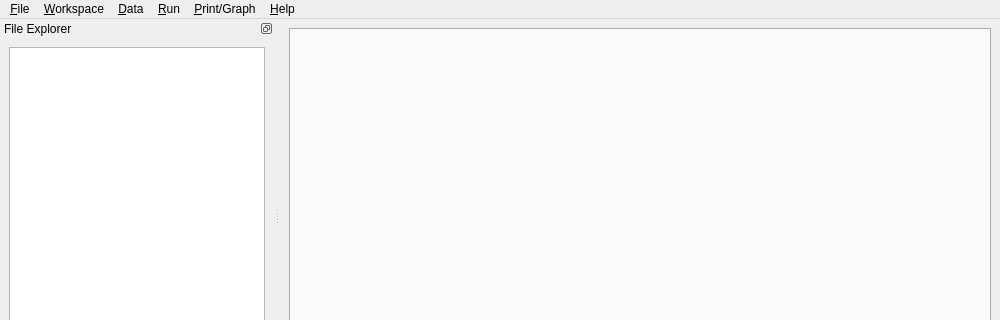
plan-be/iode, file gui/main_window.ui: the form before one commit; both pictures show x 0 to 1000 and y 0 to 320 of the 1000 by 700 pixel window.
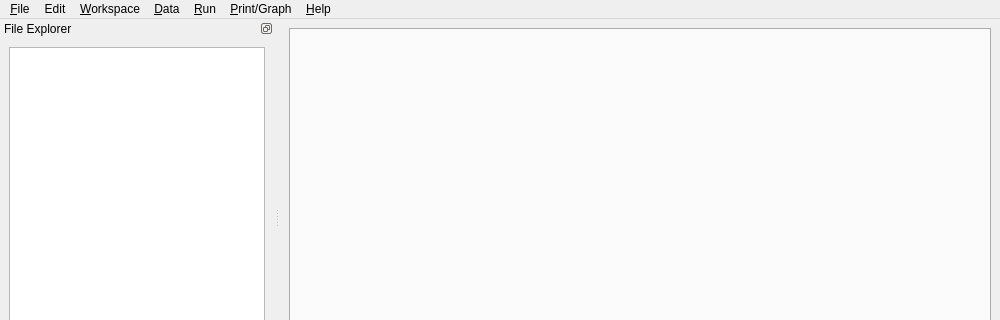
The form after the commit. Icons and pictures are not drawn. Custom widgets are drawn as their Qt base class.

Commit message: GUI: (MainWindow)     - Added Edit menu with Undo and Redo actions

```diff
--- a/gui/main_window.ui
+++ b/gui/main_window.ui
@@ -192,7 +192,15 @@
     <addaction name="separator"/>
     <addaction name="actionAbout_Iode"/>
    </widget>
+   <widget class="QMenu" name="menuEdit">
+    <property name="title">
+     <string>Edit</string>
+    </property>
+    <addaction name="actionUndo"/>
+    <addaction name="actionRedo"/>
+   </widget>
    <addaction name="menuFile"/>
+   <addaction name="menuEdit"/>
    <addaction name="menuWorkspace"/>
    <addaction name="menuData"/>
    <addaction name="menuRun"/>
```
Left out of the diff: 52 changed lines with no effect on the pictures. The commit also changes 2 other files.
